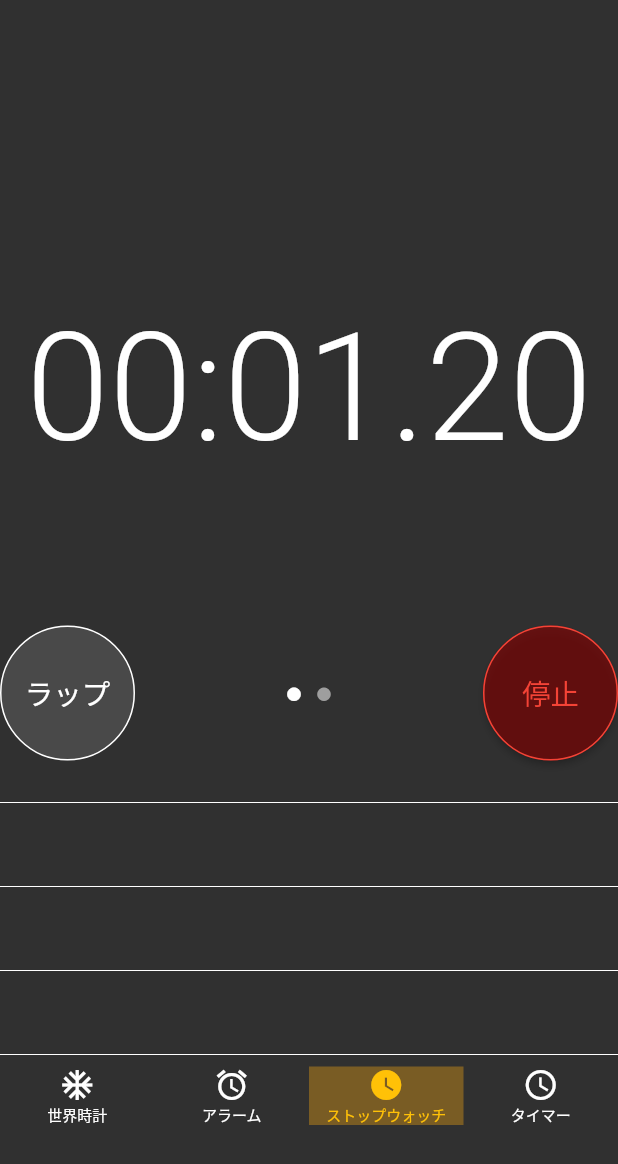
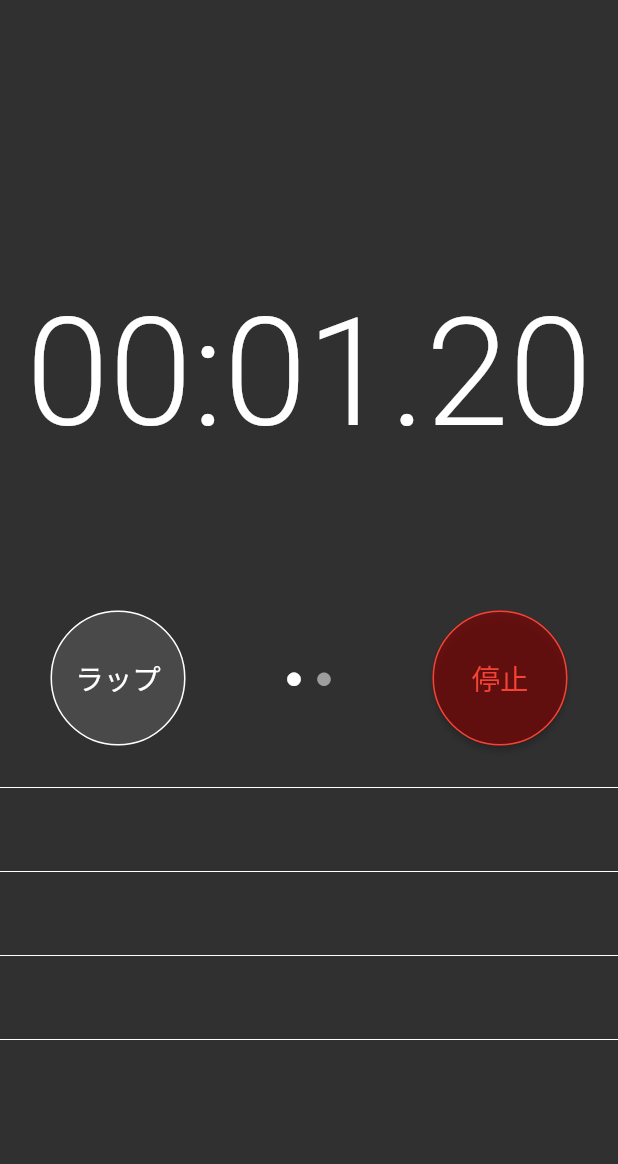
Before and after one commit to qoo98/fl02_lite, a Flutter app: the screen it shows after launch, after a tap on "開始", on a phone screen of 412 x 824 dp. Shown: the top 1164 px of the screen. Run offline on Flutter 3.47's test engine with Material 2 defaults, Android fonts, the phone set to English and light mode, and no system bars.

Commit message:
'Initial'

```diff
--- a/lib/screens/ex1/ex1.dart
+++ b/lib/screens/ex1/ex1.dart
@@ -29,7 +29,7 @@ class _ClockTimerState extends State<ClockTimer> {
         // mainAxisAlignment: MainAxisAlignment.center,
         children: <Widget>[
           SizedBox(
-            height: 200,
+            height: 190,
           ),
           Center(
             child: Text(_timeString,
@@ -39,7 +39,7 @@ class _ClockTimerState extends State<ClockTimer> {
             height: 100,
           ),
           Row(
-            mainAxisAlignment: MainAxisAlignment.spaceBetween,
+            mainAxisAlignment: MainAxisAlignment.spaceAround,
             children: [
               if (_isStart)
                 SizedBox(
@@ -189,65 +189,6 @@ class _ClockTimerState extends State<ClockTimer> {
           Divider(
             color: Colors.white,
           ),
-          Row(
-            mainAxisAlignment: MainAxisAlignment.spaceEvenly,
-            children: [
-              Expanded(
-                flex: 1,
-                child: Column(
-                  children: [
-                    Icon(Icons.ac_unit),
-                    Text(
-                      "世界時計",
-                      style: TextStyle(fontSize: 10),
-                    )
-                  ],
-                ),
-              ),
-              Expanded(
-                flex: 1,
-                child: Column(
-                  children: [
-                    Icon(Icons.access_alarm),
-                    Text(
-                      "アラーム",
-                      style: TextStyle(fontSize: 10),
-                    )
-                  ],
-                ),
-              ),
-              Expanded(
-                flex: 1,
-                child: Container(
-                  color: Color.fromRGBO(219, 150, 20, 0.42745098039215684),
-                  child: Column(
-                    children: [
-                      Icon(
-                        Icons.watch_later,
-                        color: Colors.amber,
-                      ),
-                      Text(
-                        "ストップウォッチ",
-                        style: TextStyle(fontSize: 10, color: Colors.amber),
-                      )
-                    ],
-                  ),
-                ),
-              ),
-              Expanded(
-                flex: 1,
-                child: Column(
-                  children: [
-                    Icon(Icons.access_time_outlined),
-                    Text(
-                      "タイマー",
-                      style: TextStyle(fontSize: 10),
-                    )
-                  ],
-                ),
-              ),
-            ],
-          )
         ],
       ),
     );
@@ -277,11 +218,11 @@ class _ClockTimerState extends State<ClockTimer> {
     var mod = diff % (60 * 60);
     var minutes = (mod / 60).floor();
     var second = mod % 60;
-    var millisecond = (milli % 1000).toString().substring(0, 2);
+    var millisecond = ((milli % 1000) / 10).floor();
 
     setState(() => {
           _timeString =
-              """${_convertTwoDigits(minutes)}:${_convertTwoDigits(second)}.${millisecond}"""
+              """${_convertTwoDigits(minutes)}:${_convertTwoDigits(second)}.${_convertTwoDigits(millisecond) }"""
         });
   }
 
```
